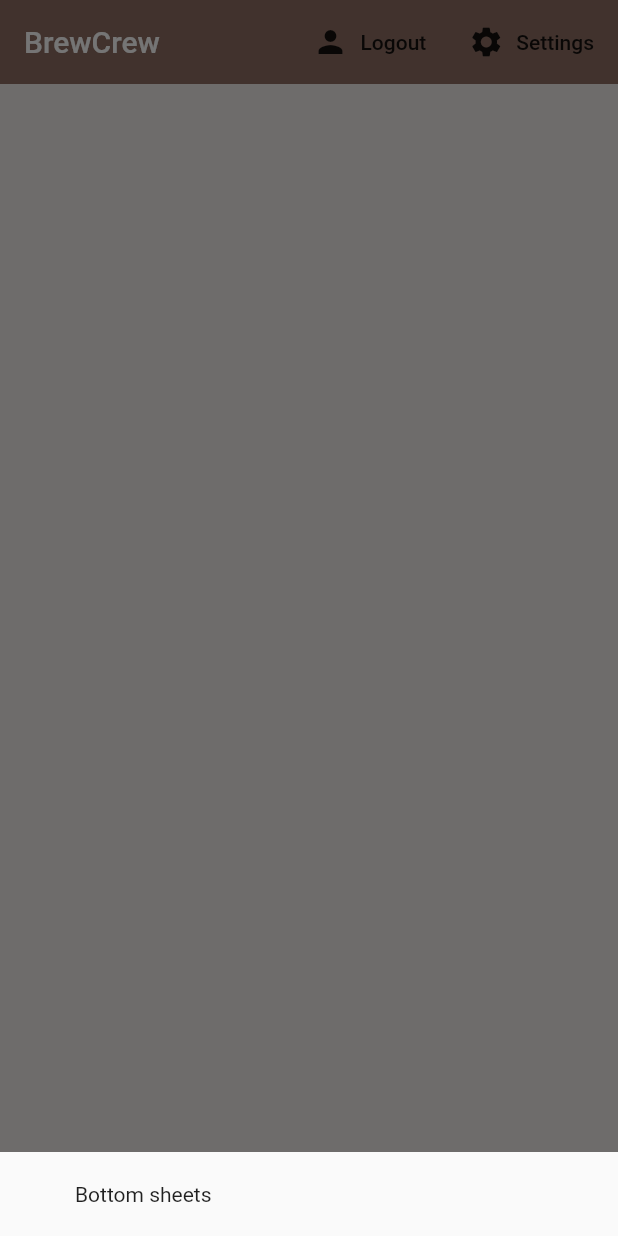
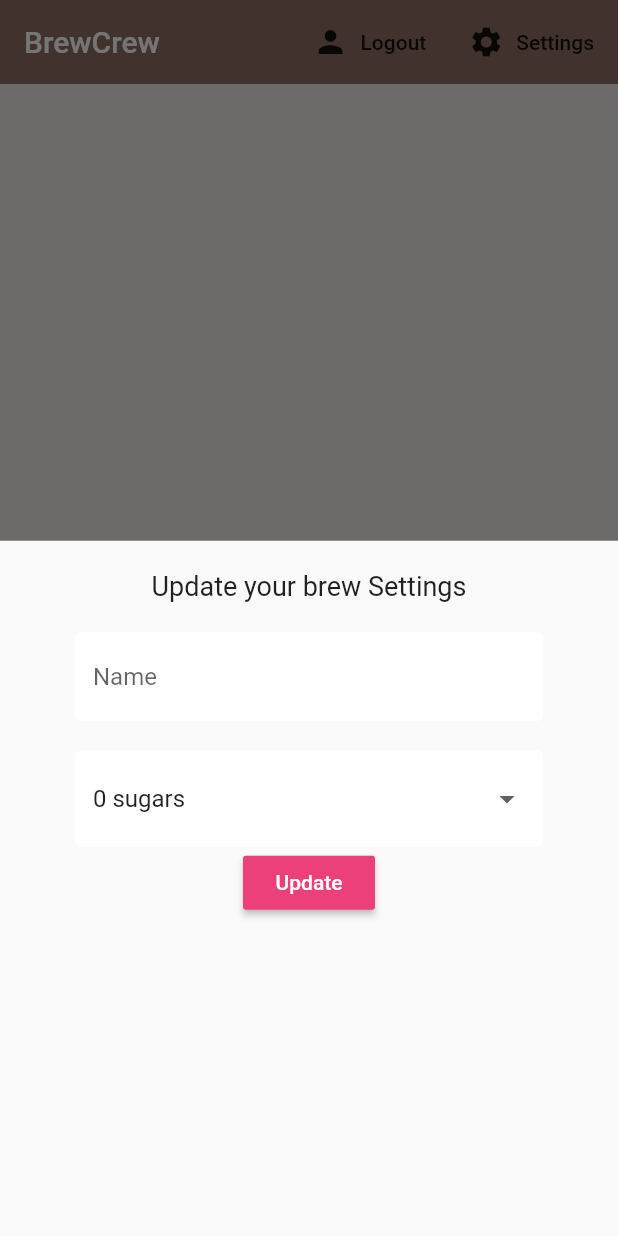
Before and after one commit to saurabh-m-w/brew_crew, a Flutter app: the screen it shows once a user with an empty profile is signed in, after a tap on "Settings", on a phone screen of 412 x 824 dp. Run offline on Flutter 3.47's test engine with Material 2 defaults, Android fonts, the phone set to English and light mode, and no system bars; our stand-ins replace cloud_firestore, firebase_auth, flutter_spinkit; accounts and stored records are empty.

Commit message:
Drop-downs

```diff
--- a/lib/home/Home.dart
+++ b/lib/home/Home.dart
@@ -1,3 +1,4 @@
+import 'package:brew_crew/home/setting_form.dart';
 import 'package:brew_crew/modules/brew.dart';
 import 'package:brew_crew/services/auth.dart';
 import 'package:flutter/material.dart';
@@ -16,7 +17,7 @@
       showModalBottomSheet(context: context, builder: (context){
         return Container(
           padding: EdgeInsets.symmetric(vertical: 20.0,horizontal: 50.0),
-          child: Text('Bottom sheets'),
+          child: SettingsForm(),
         );
       });
     }
--- a/lib/home/brew_list.dart
+++ b/lib/home/brew_list.dart
@@ -11,7 +11,7 @@
 class _BrewListState extends State<BrewList> {
   @override
   Widget build(BuildContext context) {
-      final brews = Provider.of<List<Brew>>(context);
+      final brews = Provider.of<List<Brew>>(context) ?? [];
 
     return ListView.builder(
         itemCount: brews.length,
--- /dev/null
+++ b/lib/home/setting_form.dart
@@ -0,0 +1,63 @@
+import 'package:brew_crew/shared/constants.dart';
+import 'package:flutter/material.dart';
+
+
+class SettingsForm extends StatefulWidget {
+  @override
+  _SettingsFormState createState() => _SettingsFormState();
+}
+
+class _SettingsFormState extends State<SettingsForm> {
+
+  final _formKey =GlobalKey<FormState>();
+  final List<String> sugars =['0','1','2','3','4','5'];
+
+  String _currentName;
+  String _currentSugars;
+  int _currentStrength;
+
+  @override
+  Widget build(BuildContext context) {
+    return Form(
+      key: _formKey,
+      child: Column(
+        children: <Widget>[
+          Text('Update your brew Settings',style: TextStyle(fontSize: 18.0),),
+          SizedBox(height: 20.0,),
+          TextFormField(
+            decoration: textInputDecoration.copyWith(hintText: 'Name'),
+            validator: (val)=>  val.isEmpty ? 'Please Enter Name':null,
+            onChanged: (val){setState(() {
+              _currentName=val;
+            });},
+          ),
+          SizedBox(height: 20.0,),
+          //dropdown
+          DropdownButtonFormField(
+            decoration: textInputDecoration,
+            value: _currentSugars ?? '0',
+            items: sugars.map((sugar) {
+                return DropdownMenuItem(
+                  value:sugar,
+                  child: Text('$sugar sugars'),
+                );
+            }).toList(),
+              onChanged: (val){setState(() {
+                _currentSugars=val;
+              });}
+          ),
+          //slider
+          RaisedButton(
+            color: Colors.pink[400],
+            child: Text('Update',style: TextStyle(color: Colors.white),),
+            onPressed: () async{
+              print(_currentName);
+              print(_currentStrength);
+              print(_currentSugars);
+            },
+          )
+        ],
+      ),
+    );
+  }
+}
```
